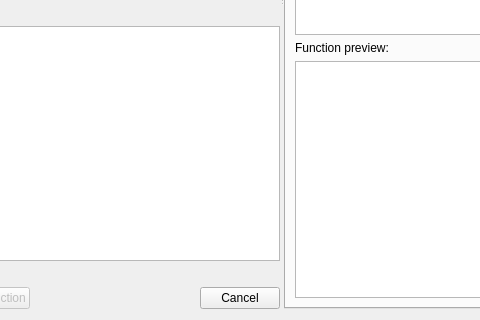
Before: the Qt Designer form plotter_gui/transforms/function_editor.ui in ziparker/PlotJuggler, drawn with Qt 5; both pictures show x 205 to 685 and y 331 to 651 of the 937 by 651 pixel window.
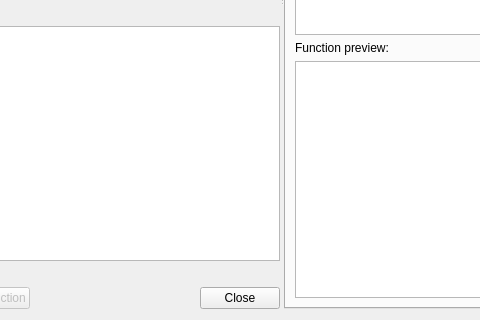
After: the same form once the commit is applied.

```diff
--- a/plotter_gui/transforms/function_editor.ui
+++ b/plotter_gui/transforms/function_editor.ui
@@ -199,7 +199,7 @@
             <enum>Qt::NoFocus</enum>
            </property>
            <property name="text">
-            <string>Cancel</string>
+            <string>Close</string>
            </property>
            <property name="autoDefault">
             <bool>true</bool>
```
